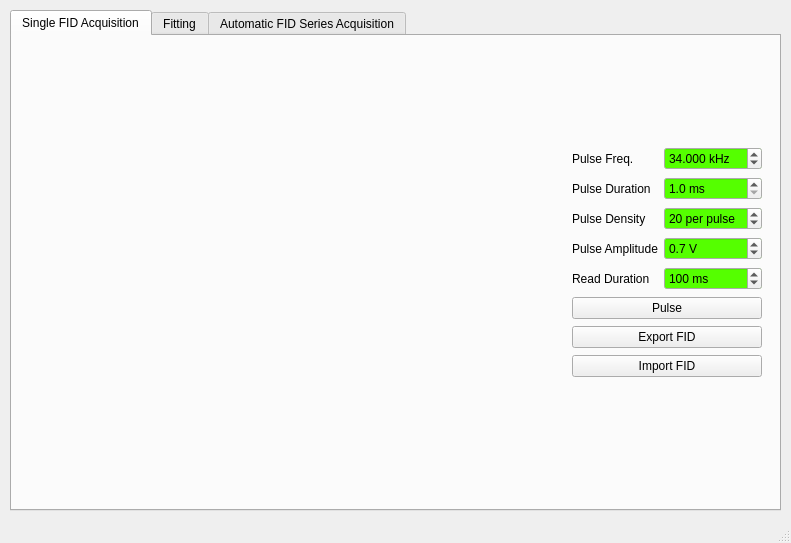
First picture: the form in daq_ui.ui, repository isispolneut/flynn_nmr_control, before the edit.
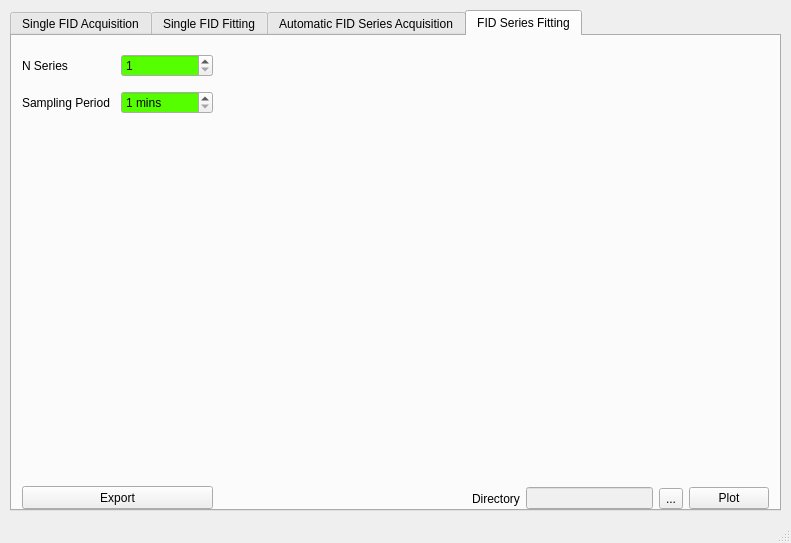
Second picture: the form after the edit. The open tabs and pages were chosen to show the change.

Commit message: Added series acquisition and fitting.

The edit to the form file:
```diff
--- a/daq_ui.ui
+++ b/daq_ui.ui
@@ -256,7 +256,7 @@
     </widget>
     <widget class="QWidget" name="fitting_tab">
      <attribute name="title">
-      <string>Fitting</string>
+      <string>Single FID Fitting</string>
      </attribute>
      <widget class="QWidget" name="fid_fitting_plot" native="true">
       <property name="geometry">
@@ -930,6 +930,151 @@
       <property name="text">
        <string>Start</string>
       </property>
+     </widget>
+     <widget class="QProgressBar" name="fid_series_acq_progress">
+      <property name="geometry">
+       <rect>
+        <x>560</x>
+        <y>380</y>
+        <width>191</width>
+        <height>23</height>
+       </rect>
+      </property>
+      <property name="value">
+       <number>0</number>
+      </property>
+     </widget>
+    </widget>
+    <widget class="QWidget" name="series_fitting_tab">
+     <attribute name="title">
+      <string>FID Series Fitting</string>
+     </attribute>
+     <widget class="QWidget" name="fid_series_fitting_plot" native="true">
+      <property name="geometry">
+       <rect>
+        <x>210</x>
+        <y>10</y>
+        <width>541</width>
+        <height>431</height>
+       </rect>
+      </property>
+      <property name="sizePolicy">
+       <sizepolicy hsizetype="Expanding" vsizetype="Expanding">
+        <horstretch>0</horstretch>
+        <verstretch>0</verstretch>
+       </sizepolicy>
+      </property>
+     </widget>
+     <widget class="QPushButton" name="export_fid_series_button">
+      <property name="geometry">
+       <rect>
+        <x>10</x>
+        <y>450</y>
+        <width>191</width>
+        <height>23</height>
+       </rect>
+      </property>
+      <property name="text">
+       <string>Export</string>
+      </property>
+     </widget>
+     <widget class="QWidget" name="">
+      <property name="geometry">
+       <rect>
+        <x>10</x>
+        <y>10</y>
+        <width>191</width>
+        <height>77</height>
+       </rect>
+      </property>
+      <layout class="QGridLayout" name="gridLayout_5">
+       <item row="1" column="0">
+        <widget class="QLabel" name="afid_sampling_period_label_2">
+         <property name="text">
+          <string>Sampling Period</string>
+         </property>
+        </widget>
+       </item>
+       <item row="1" column="1">
+        <widget class="QDoubleSpinBox" name="afid_sampling_period_spin_2">
+         <property name="suffix">
+          <string> mins</string>
+         </property>
+         <property name="decimals">
+          <number>0</number>
+         </property>
+         <property name="minimum">
+          <double>1.000000000000000</double>
+         </property>
+         <property name="maximum">
+          <double>100.000000000000000</double>
+         </property>
+         <property name="singleStep">
+          <double>1.000000000000000</double>
+         </property>
+         <property name="value">
+          <double>1.000000000000000</double>
+         </property>
+        </widget>
+       </item>
+       <item row="0" column="1">
+        <widget class="QSpinBox" name="afid_n_series_spin_2">
+         <property name="minimum">
+          <number>1</number>
+         </property>
+         <property name="maximum">
+          <number>1000</number>
+         </property>
+        </widget>
+       </item>
+       <item row="0" column="0">
+        <widget class="QLabel" name="afid_n_series_label_2">
+         <property name="text">
+          <string>N Series</string>
+         </property>
+        </widget>
+       </item>
+      </layout>
+     </widget>
+     <widget class="QWidget" name="">
+      <property name="geometry">
+       <rect>
+        <x>460</x>
+        <y>450</y>
+        <width>297</width>
+        <height>25</height>
+       </rect>
+      </property>
+      <layout class="QHBoxLayout" name="horizontalLayout">
+       <item>
+        <widget class="QLabel" name="fid_directory_label_2">
+         <property name="text">
+          <string>Directory</string>
+         </property>
+        </widget>
+       </item>
+       <item>
+        <widget class="QLineEdit" name="fid_directory_display_2">
+         <property name="enabled">
+          <bool>false</bool>
+         </property>
+        </widget>
+       </item>
+       <item>
+        <widget class="QToolButton" name="fid_directory_button_2">
+         <property name="text">
+          <string>...</string>
+         </property>
+        </widget>
+       </item>
+       <item>
+        <widget class="QPushButton" name="plot_fid_series_button">
+         <property name="text">
+          <string>Plot</string>
+         </property>
+        </widget>
+       </item>
+      </layout>
      </widget>
     </widget>
    </widget>
```
Left out of the diff: 229 changed lines with no effect on the pictures. The commit also changes 2 other files.
